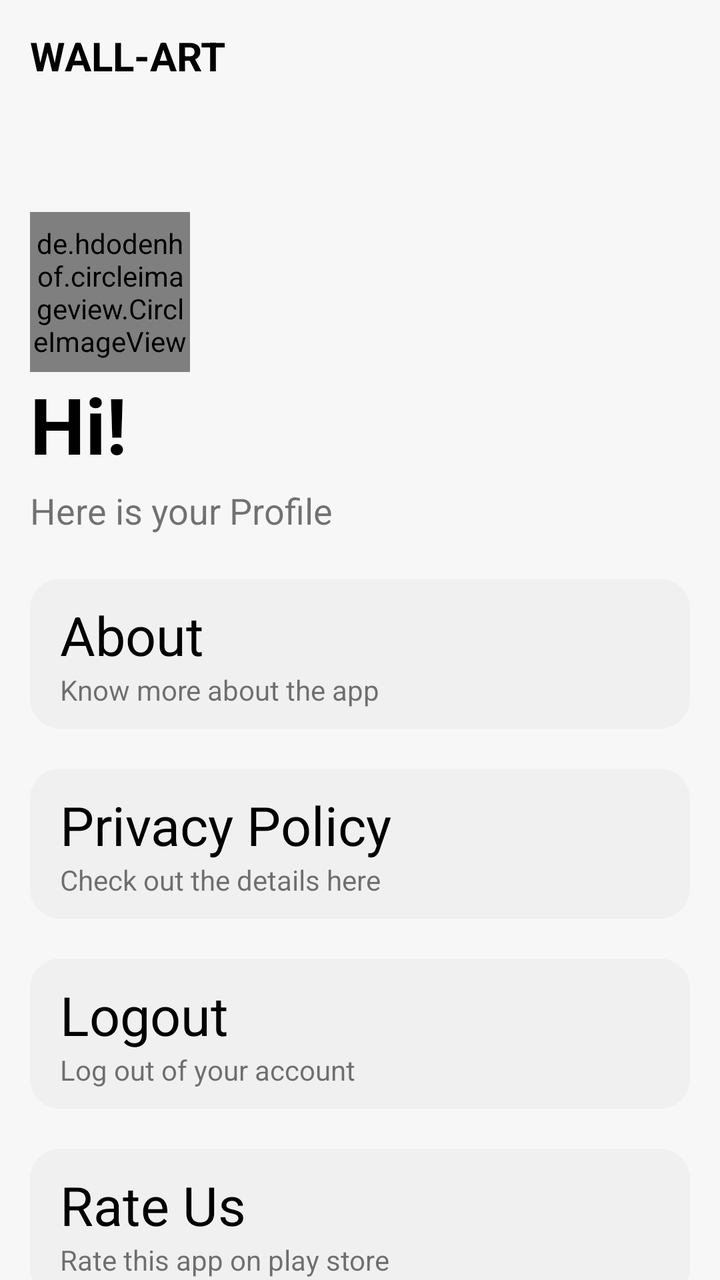
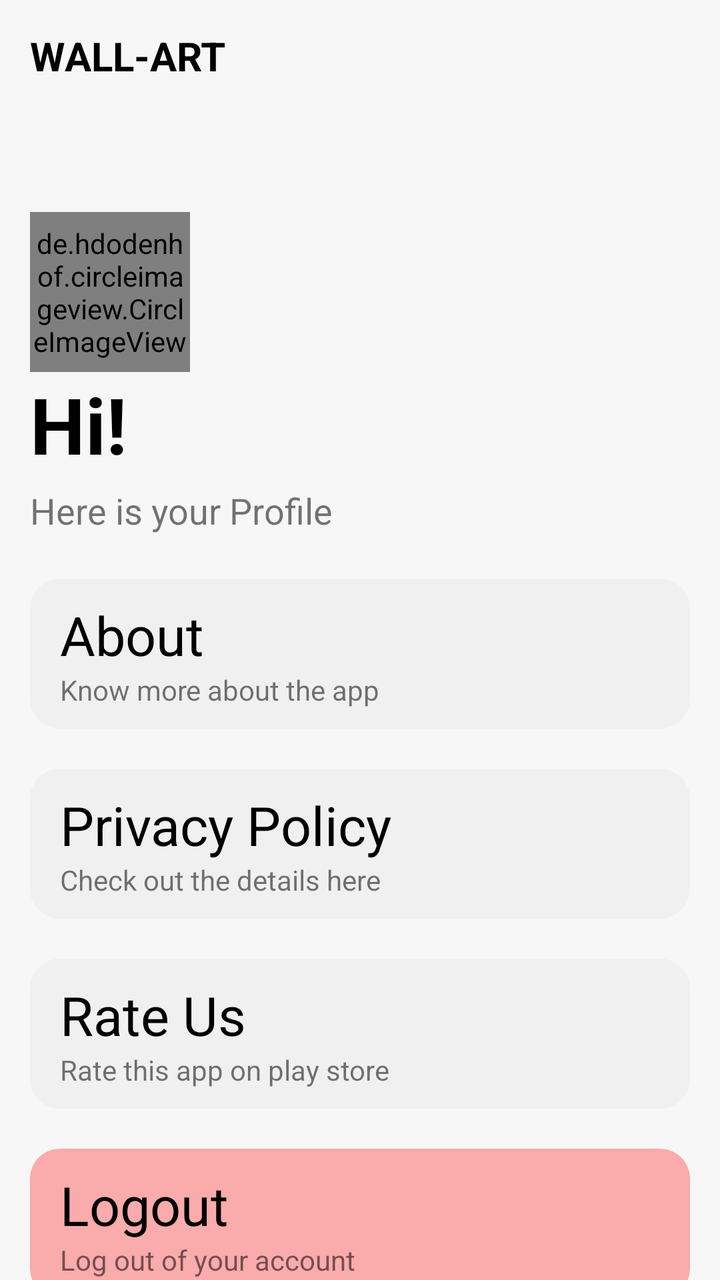

The first picture is an Android layout as it rendered before a commit; the second is the same layout after the commit. The layout source and the unified diff follow.
<!-- AndroidManifest.xml: application theme Theme.PixelPerfect -->
<!-- res/layout/fragment_profile_.xml -->
<?xml version="1.0" encoding="utf-8"?>
<LinearLayout xmlns:android="http://schemas.android.com/apk/res/android"
    xmlns:tools="http://schemas.android.com/tools"
    android:layout_width="match_parent"
    android:layout_height="match_parent"
    xmlns:app="http://schemas.android.com/apk/res-auto"
    android:orientation="vertical"
    android:background="#F7F7F7"
    tools:context=".profile_Fragment">

    <LinearLayout
        android:layout_width="match_parent"
        android:layout_height="56dp"
        android:gravity="center_vertical"
        android:orientation="vertical">

        <TextView
            android:layout_width="wrap_content"
            android:layout_height="wrap_content"
            android:text="WALL-ART"
            android:layout_marginHorizontal="15dp"
            android:textSize="20dp"
            android:textColor="@color/black"
            android:textStyle="bold"/>

    </LinearLayout>

    <androidx.core.widget.NestedScrollView
            android:layout_width="match_parent"
            android:layout_height="match_parent"
            android:isScrollContainer="true">

        <LinearLayout
                android:layout_width="match_parent"
                android:layout_height="match_parent"
                android:orientation="vertical">

                <de.hdodenhof.circleimageview.CircleImageView
                    android:layout_width="80dp"
                    android:layout_height="80dp"
                    android:layout_marginLeft="15dp"
                    android:id="@+id/user_img"
                    android:layout_marginTop="50dp"
                    android:src="@drawable/user"/>

            <TextView
                android:layout_width="wrap_content"
                android:layout_height="wrap_content"
                android:layout_marginLeft="15dp"
                android:text="Hi!"
                android:id="@+id/user_name"
                android:textStyle="bold"
                android:textColor="@color/black"
                android:textSize="39dp"/>
            <TextView
                android:layout_width="wrap_content"
                android:layout_height="wrap_content"
                android:layout_marginTop="5dp"
                android:layout_marginBottom="22dp"
                android:layout_marginLeft="15dp"
                android:text="Here is your Profile"
                android:textSize="18dp"/>

                <LinearLayout
                    android:layout_width="match_parent"
                    android:layout_height="match_parent"
                    android:paddingVertical="10dp"
                    android:layout_marginHorizontal="15dp"
                    android:id="@+id/card_about"
                    android:layout_marginBottom="20dp"
                    android:background="@drawable/profilebg"
                   android:orientation="vertical">


                <TextView
                    android:layout_width="match_parent"
                    android:layout_height="match_parent"
                    android:text="About"
                    android:gravity="center_vertical"
                    android:layout_marginLeft="15dp"
                    android:textColor="@color/black"
                    android:textSize="27dp"/>
                    <TextView
                    android:layout_width="match_parent"
                    android:layout_height="match_parent"
                    android:text="Know more about the app"
                    android:gravity="center_vertical"
                    android:layout_marginLeft="15dp"
                    android:textSize="14dp"/>

                </LinearLayout>




                <LinearLayout
                    android:layout_width="match_parent"
                    android:layout_height="match_parent"
                    android:paddingVertical="10dp"
                    android:layout_marginBottom="20dp"
                    android:background="@drawable/profilebg"
                    android:id="@+id/card_policy"
                    android:layout_marginHorizontal="15dp"
                    android:orientation="vertical">


                    <TextView
                        android:layout_width="match_parent"
                        android:layout_height="match_parent"
                        android:text="Privacy Policy"
                        android:gravity="center_vertical"
                        android:layout_marginLeft="15dp"
                        android:textColor="@color/black"
                        android:textSize="27dp"/>
                    <TextView
                        android:layout_width="match_parent"
                        android:layout_height="match_parent"
                        android:text="Check out the details here"
                        android:gravity="center_vertical"
                        android:layout_marginLeft="15dp"
                        android:textSize="14dp"/>

                </LinearLayout>



                <LinearLayout
                    android:layout_width="match_parent"
                    android:layout_height="match_parent"
                    android:paddingVertical="10dp"
                    android:id="@+id/card_logout"
                    android:layout_marginBottom="20dp"
                    android:layout_marginHorizontal="15dp"
                    android:background="@drawable/profilebg"
                    android:orientation="vertical">


                    <TextView
                        android:layout_width="match_parent"
                        android:layout_height="match_parent"
                        android:text="Logout"
                        android:gravity="center_vertical"
                        android:layout_marginLeft="15dp"
                        android:textColor="@color/black"
                        android:textSize="27dp"/>
                    <TextView
                        android:layout_width="match_parent"
                        android:layout_height="match_parent"
                        android:text="Log out of your account"
                        android:gravity="center_vertical"
                        android:layout_marginLeft="15dp"
                        android:textSize="14dp"/>

                </LinearLayout>



                <LinearLayout
                    android:layout_width="match_parent"
                    android:layout_height="match_parent"
                    android:paddingVertical="10dp"
                    android:id="@+id/card_rate"
                    android:layout_marginBottom="20dp"
                    android:layout_marginHorizontal="15dp"
                    android:background="@drawable/profilebg"
                    android:orientation="vertical">


                    <TextView
                        android:layout_width="match_parent"
                        android:layout_height="match_parent"
                        android:text="Rate Us"
                        android:gravity="center_vertical"
                        android:layout_marginLeft="15dp"
                        android:textColor="@color/black"
                        android:textSize="27dp"/>
                    <TextView
                        android:layout_width="match_parent"
                        android:layout_height="match_parent"
                        android:text="Rate this app on play store"
                        android:gravity="center_vertical"
                        android:layout_marginLeft="15dp"
                        android:textSize="14dp"/>

                </LinearLayout>



        </LinearLayout>


        </androidx.core.widget.NestedScrollView>
</LinearLayout>
<!-- resources referenced by this layout -->
<resources>
  <color name="black">#FF000000</color>
  <!-- drawable profilebg (drawable) -->
  <?xml version="1.0" encoding="utf-8"?>
  <shape xmlns:android="http://schemas.android.com/apk/res/android">
  <solid android:color="#FFF0F0F0"/>
      <stroke android:color="@color/black"
          android:width="0dp"/>
      <corners android:radius="15dp"/>
  
  </shape>
  <!-- drawable user: png bitmap (drawable, 17878 bytes) -->
  <style name="Theme.PixelPerfect" parent="Theme.MaterialComponents.Light.NoActionBar">
          
          <item name="colorPrimary">#000000</item>
          <item name="colorPrimaryVariant">#8F8F8F</item>
          <item name="colorOnPrimary">@color/white</item>
          
          <item name="colorSecondary">#D65858</item>
          <item name="colorSecondaryVariant">#fff</item>
          <item name="colorOnSecondary">@color/black</item>
          
          <item name="android:statusBarColor">?attr/colorPrimaryVariant</item>
          
      </style>
  <color name="white">#FFFFFFFF</color>
</resources>

<!-- the commit's change to res/layout/fragment_profile_.xml (unified diff, before → after) -->
@@ -124,34 +124,6 @@
 
 
 
-                <LinearLayout
-                    android:layout_width="match_parent"
-                    android:layout_height="match_parent"
-                    android:paddingVertical="10dp"
-                    android:id="@+id/card_logout"
-                    android:layout_marginBottom="20dp"
-                    android:layout_marginHorizontal="15dp"
-                    android:background="@drawable/profilebg"
-                    android:orientation="vertical">
-
-
-                    <TextView
-                        android:layout_width="match_parent"
-                        android:layout_height="match_parent"
-                        android:text="Logout"
-                        android:gravity="center_vertical"
-                        android:layout_marginLeft="15dp"
-                        android:textColor="@color/black"
-                        android:textSize="27dp"/>
-                    <TextView
-                        android:layout_width="match_parent"
-                        android:layout_height="match_parent"
-                        android:text="Log out of your account"
-                        android:gravity="center_vertical"
-                        android:layout_marginLeft="15dp"
-                        android:textSize="14dp"/>
-
-                </LinearLayout>
 
 
 
@@ -182,8 +154,38 @@
                         android:layout_marginLeft="15dp"
                         android:textSize="14dp"/>
 
+
                 </LinearLayout>
 
+            <LinearLayout
+                android:layout_width="match_parent"
+                android:layout_height="match_parent"
+                android:paddingVertical="10dp"
+                android:id="@+id/card_logout"
+                android:layout_marginBottom="20dp"
+                android:layout_marginHorizontal="15dp"
+                android:backgroundTint="#FAABAB"
+                android:background="@drawable/profilebg"
+                android:orientation="vertical">
+
+
+                <TextView
+                    android:layout_width="match_parent"
+                    android:layout_height="match_parent"
+                    android:text="Logout"
+                    android:gravity="center_vertical"
+                    android:layout_marginLeft="15dp"
+                    android:textColor="@color/black"
+                    android:textSize="27dp"/>
+                <TextView
+                    android:layout_width="match_parent"
+                    android:layout_height="match_parent"
+                    android:text="Log out of your account"
+                    android:gravity="center_vertical"
+                    android:layout_marginLeft="15dp"
+                    android:textSize="14dp"/>
+
+            </LinearLayout>
 
 
         </LinearLayout>
